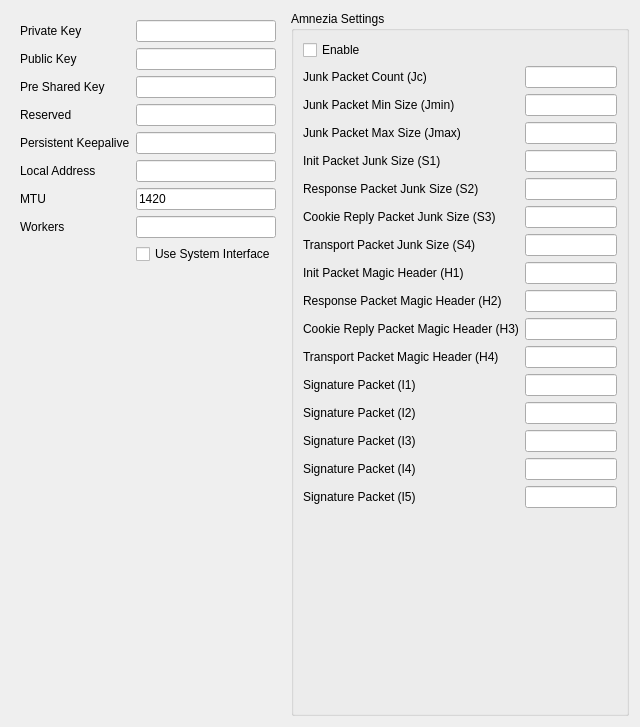
The window that include/ui/profile/edit_wireguard.ui (Userbash/Neko_Throne) describes before a commit, drawn with Qt 5.
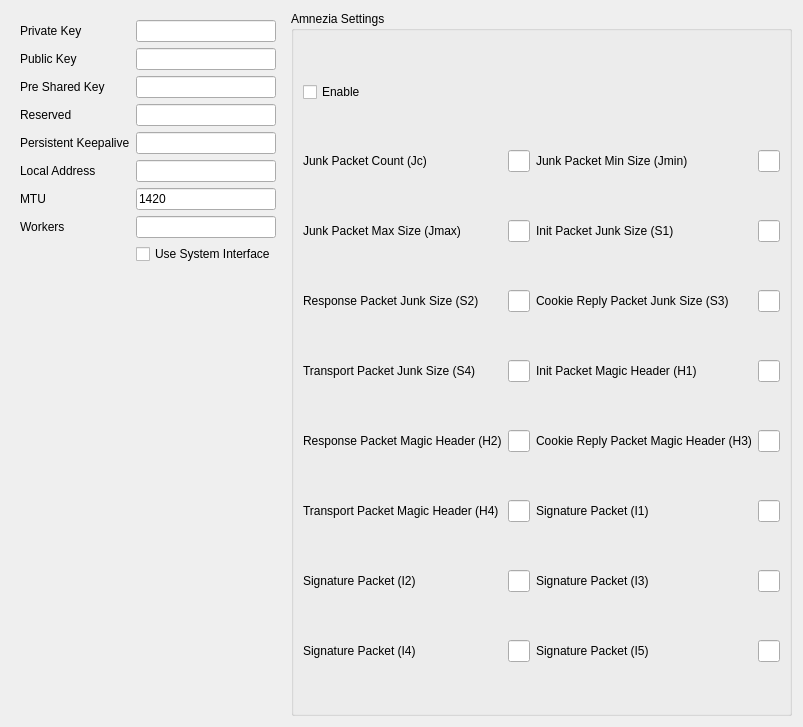
The same window after the commit.

```diff
--- a/include/ui/profile/edit_wireguard.ui
+++ b/include/ui/profile/edit_wireguard.ui
@@ -6,7 +6,7 @@
    <rect>
     <x>0</x>
     <y>0</y>
-    <width>640</width>
+    <width>689</width>
     <height>727</height>
    </rect>
   </property>
@@ -125,14 +125,24 @@
      <property name="title">
       <string>Amnezia Settings</string>
      </property>
-     <layout class="QFormLayout" name="amnezia_layout">
-      <item row="0" column="0">
-       <widget class="QCheckBox" name="enable_amnezia">
+     <layout class="QGridLayout" name="gridLayout">
+      <item row="5" column="2">
+       <widget class="QLabel" name="s3_l">
         <property name="text">
-         <string>Enable</string>
+         <string>Cookie Reply Packet Junk Size (S3)</string>
         </property>
        </widget>
       </item>
+      <item row="9" column="2">
+       <widget class="QLabel" name="h3_l">
+        <property name="text">
+         <string>Cookie Reply Packet Magic Header (H3)</string>
+        </property>
+       </widget>
+      </item>
+      <item row="11" column="3">
+       <widget class="QLineEdit" name="i1"/>
+      </item>
       <item row="1" column="0">
        <widget class="QLabel" name="jc_l">
         <property name="text">
@@ -140,19 +150,42 @@
         </property>
        </widget>
       </item>
-      <item row="1" column="1">
-       <widget class="QLineEdit" name="jc"/>
+      <item row="9" column="0">
+       <widget class="QLabel" name="h2_l">
+        <property name="text">
+         <string>Response Packet Magic Header (H2)</string>
+        </property>
+       </widget>
       </item>
-      <item row="2" column="0">
+      <item row="3" column="3">
+       <widget class="QLineEdit" name="s1"/>
+      </item>
+      <item row="3" column="2">
+       <widget class="QLabel" name="s1_l">
+        <property name="text">
+         <string>Init Packet Junk Size (S1)</string>
+        </property>
+       </widget>
+      </item>
+      <item row="7" column="1">
+       <widget class="QLineEdit" name="s4"/>
+      </item>
+      <item row="13" column="1">
+       <widget class="QLineEdit" name="i2"/>
+      </item>
+      <item row="9" column="3">
+       <widget class="QLineEdit" name="h3"/>
+      </item>
+      <item row="9" column="1">
+       <widget class="QLineEdit" name="h2"/>
+      </item>
+      <item row="1" column="2">
        <widget class="QLabel" name="jmin_l">
         <property name="text">
          <string>Junk Packet Min Size (Jmin)</string>
         </property>
        </widget>
       </item>
-      <item row="2" column="1">
-       <widget class="QLineEdit" name="jmin"/>
-      </item>
       <item row="3" column="0">
        <widget class="QLabel" name="jmax_l">
         <property name="text">
@@ -160,18 +193,32 @@
         </property>
        </widget>
       </item>
-      <item row="3" column="1">
-       <widget class="QLineEdit" name="jmax"/>
+      <item row="15" column="0">
+       <widget class="QLabel" name="i4_l">
+        <property name="text">
+         <string>Signature Packet (I4)</string>
+        </property>
+       </widget>
       </item>
-      <item row="4" column="0">
-       <widget class="QLabel" name="s1_l">
+      <item row="11" column="2">
+       <widget class="QLabel" name="i1_l">
         <property name="text">
-         <string>Init Packet Junk Size (S1)</string>
+         <string>Signature Packet (I1)</string>
         </property>
        </widget>
       </item>
-      <item row="4" column="1">
-       <widget class="QLineEdit" name="s1"/>
+      <item row="1" column="1">
+       <widget class="QLineEdit" name="jc"/>
+      </item>
+      <item row="7" column="3">
+       <widget class="QLineEdit" name="h1"/>
+      </item>
+      <item row="0" column="0">
+       <widget class="QCheckBox" name="enable_amnezia">
+        <property name="text">
+         <string>Enable</string>
+        </property>
+       </widget>
       </item>
       <item row="5" column="0">
        <widget class="QLabel" name="s2_l">
@@ -183,55 +230,8 @@
       <item row="5" column="1">
        <widget class="QLineEdit" name="s2"/>
       </item>
-      <item row="6" column="0">
-       <widget class="QLabel" name="s3_l">
-        <property name="text">
-         <string>Cookie Reply Packet Junk Size (S3)</string>
-        </property>
-       </widget>
-      </item>
-      <item row="6" column="1">
-       <widget class="QLineEdit" name="s3"/>
-      </item>
-      <item row="7" column="0">
-       <widget class="QLabel" name="s4_l">
-        <property name="text">
-         <string>Transport Packet Junk Size (S4)</string>
-        </property>
-       </widget>
-      </item>
-      <item row="7" column="1">
-       <widget class="QLineEdit" name="s4"/>
-      </item>
-      <item row="8" column="0">
-       <widget class="QLabel" name="h1_l">
-        <property name="text">
-         <string>Init Packet Magic Header (H1)</string>
-        </property>
-       </widget>
-      </item>
-      <item row="8" column="1">
-       <widget class="QLineEdit" name="h1"/>
-      </item>
-      <item row="9" column="0">
-       <widget class="QLabel" name="h2_l">
-        <property name="text">
-         <string>Response Packet Magic Header (H2)</string>
-        </property>
-       </widget>
-      </item>
-      <item row="9" column="1">
-       <widget class="QLineEdit" name="h2"/>
-      </item>
-      <item row="10" column="0">
-       <widget class="QLabel" name="h3_l">
-        <property name="text">
-         <string>Cookie Reply Packet Magic Header (H3)</string>
-        </property>
-       </widget>
-      </item>
-      <item row="10" column="1">
-       <widget class="QLineEdit" name="h3"/>
+      <item row="15" column="1">
+       <widget class="QLineEdit" name="i4"/>
       </item>
       <item row="11" column="0">
        <widget class="QLabel" name="h4_l">
@@ -240,18 +240,31 @@
         </property>
        </widget>
       </item>
+      <item row="3" column="1">
+       <widget class="QLineEdit" name="jmax"/>
+      </item>
+      <item row="7" column="2">
+       <widget class="QLabel" name="h1_l">
+        <property name="text">
+         <string>Init Packet Magic Header (H1)</string>
+        </property>
+       </widget>
+      </item>
       <item row="11" column="1">
        <widget class="QLineEdit" name="h4"/>
       </item>
-      <item row="12" column="0">
-       <widget class="QLabel" name="i1_l">
+      <item row="1" column="3">
+       <widget class="QLineEdit" name="jmin"/>
+      </item>
+      <item row="7" column="0">
+       <widget class="QLabel" name="s4_l">
         <property name="text">
-         <string>Signature Packet (I1)</string>
+         <string>Transport Packet Junk Size (S4)</string>
         </property>
        </widget>
       </item>
-      <item row="12" column="1">
-       <widget class="QLineEdit" name="i1"/>
+      <item row="5" column="3">
+       <widget class="QLineEdit" name="s3"/>
       </item>
       <item row="13" column="0">
        <widget class="QLabel" name="i2_l">
@@ -260,37 +273,24 @@
         </property>
        </widget>
       </item>
-      <item row="13" column="1">
-       <widget class="QLineEdit" name="i2"/>
-      </item>
-      <item row="14" column="0">
+      <item row="13" column="2">
        <widget class="QLabel" name="i3_l">
         <property name="text">
          <string>Signature Packet (I3)</string>
         </property>
        </widget>
       </item>
-      <item row="14" column="1">
+      <item row="13" column="3">
        <widget class="QLineEdit" name="i3"/>
       </item>
-      <item row="15" column="0">
-       <widget class="QLabel" name="i4_l">
-        <property name="text">
-         <string>Signature Packet (I4)</string>
-        </property>
-       </widget>
-      </item>
-      <item row="15" column="1">
-       <widget class="QLineEdit" name="i4"/>
-      </item>
-      <item row="16" column="0">
+      <item row="15" column="2">
        <widget class="QLabel" name="i5_l">
         <property name="text">
          <string>Signature Packet (I5)</string>
         </property>
        </widget>
       </item>
-      <item row="16" column="1">
+      <item row="15" column="3">
        <widget class="QLineEdit" name="i5"/>
       </item>
      </layout>
```
